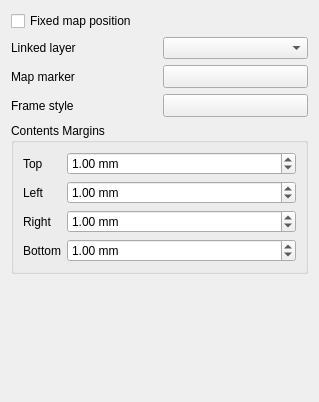
Qt form src/ui/qgsannotationwidgetbase.ui (nextgis/nextgisqgis) before a commit.
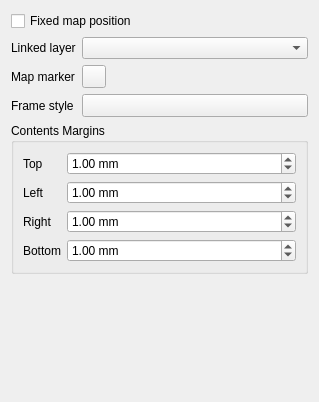
The same form after that commit. Custom widgets are drawn as their Qt base class.

```diff
--- a/src/ui/qgsannotationwidgetbase.ui
+++ b/src/ui/qgsannotationwidgetbase.ui
@@ -14,37 +14,7 @@
    <string notr="true">Form</string>
   </property>
   <layout class="QGridLayout" name="gridLayout">
-   <item row="3" column="1">
-    <widget class="QgsSymbolButton" name="mFrameStyleButton">
-     <property name="sizePolicy">
-      <sizepolicy hsizetype="Preferred" vsizetype="Fixed">
-       <horstretch>0</horstretch>
-       <verstretch>0</verstretch>
-      </sizepolicy>
-     </property>
-     <property name="text">
-      <string/>
-     </property>
-    </widget>
-   </item>
-   <item row="3" column="0">
-    <widget class="QLabel" name="mMapMarkerLabel_3">
-     <property name="text">
-      <string>Frame style</string>
-     </property>
-     <property name="buddy">
-      <cstring>mMapMarkerButton</cstring>
-     </property>
-    </widget>
-   </item>
-   <item row="0" column="0" colspan="2">
-    <widget class="QCheckBox" name="mMapPositionFixedCheckBox">
-     <property name="text">
-      <string>Fixed map position</string>
-     </property>
-    </widget>
-   </item>
-   <item row="5" column="0" colspan="2">
+   <item row="6" column="0" colspan="2">
     <widget class="QgsCollapsibleGroupBox" name="mMarginsGroupBox">
      <property name="title">
       <string>Contents Margins</string>
@@ -181,7 +151,47 @@
      </layout>
     </widget>
    </item>
-   <item row="6" column="1">
+   <item row="0" column="0" colspan="2">
+    <widget class="QCheckBox" name="mMapPositionFixedCheckBox">
+     <property name="text">
+      <string>Fixed map position</string>
+     </property>
+    </widget>
+   </item>
+   <item row="4" column="1">
+    <widget class="QgsSymbolButton" name="mFrameStyleButton">
+     <property name="sizePolicy">
+      <sizepolicy hsizetype="Preferred" vsizetype="Fixed">
+       <horstretch>0</horstretch>
+       <verstretch>0</verstretch>
+      </sizepolicy>
+     </property>
+     <property name="text">
+      <string/>
+     </property>
+    </widget>
+   </item>
+   <item row="1" column="0">
+    <widget class="QLabel" name="mMapMarkerLabel_2">
+     <property name="text">
+      <string>Linked layer</string>
+     </property>
+     <property name="buddy">
+      <cstring>mMapMarkerButton</cstring>
+     </property>
+    </widget>
+   </item>
+   <item row="4" column="0">
+    <widget class="QLabel" name="mMapMarkerLabel_3">
+     <property name="text">
+      <string>Frame style</string>
+     </property>
+     <property name="buddy">
+      <cstring>mMapMarkerButton</cstring>
+     </property>
+    </widget>
+   </item>
+   <item row="7" column="1">
     <spacer name="verticalSpacer">
      <property name="orientation">
       <enum>Qt::Vertical</enum>
@@ -201,6 +211,39 @@
      </property>
     </widget>
    </item>
+   <item row="2" column="1">
+    <layout class="QHBoxLayout" name="horizontalLayout">
+     <property name="topMargin">
+      <number>0</number>
+     </property>
+     <item>
+      <widget class="QgsSymbolButton" name="mMapMarkerButton">
+       <property name="sizePolicy">
+        <sizepolicy hsizetype="Preferred" vsizetype="Fixed">
+         <horstretch>0</horstretch>
+         <verstretch>0</verstretch>
+        </sizepolicy>
+       </property>
+       <property name="text">
+        <string/>
+       </property>
+      </widget>
+     </item>
+     <item>
+      <spacer name="horizontalSpacer">
+       <property name="orientation">
+        <enum>Qt::Horizontal</enum>
+       </property>
+       <property name="sizeHint" stdset="0">
+        <size>
+         <width>40</width>
+         <height>20</height>
+        </size>
+       </property>
+      </spacer>
+     </item>
+    </layout>
+   </item>
    <item row="2" column="0">
     <widget class="QLabel" name="mMapMarkerLabel">
      <property name="text">
@@ -211,42 +254,19 @@
      </property>
     </widget>
    </item>
-   <item row="2" column="1">
-    <widget class="QgsSymbolButton" name="mMapMarkerButton">
-     <property name="sizePolicy">
-      <sizepolicy hsizetype="Preferred" vsizetype="Fixed">
-       <horstretch>0</horstretch>
-       <verstretch>0</verstretch>
-      </sizepolicy>
-     </property>
-     <property name="text">
-      <string/>
-     </property>
-    </widget>
-   </item>
-   <item row="1" column="0">
-    <widget class="QLabel" name="mMapMarkerLabel_2">
-     <property name="text">
-      <string>Linked layer</string>
-     </property>
-     <property name="buddy">
-      <cstring>mMapMarkerButton</cstring>
-     </property>
-    </widget>
-   </item>
   </layout>
  </widget>
  <customwidgets>
-  <customwidget>
-   <class>QgsMapLayerComboBox</class>
-   <extends>QComboBox</extends>
-   <header location="global">qgsmaplayercombobox.h</header>
-  </customwidget>
   <customwidget>
    <class>QgsDoubleSpinBox</class>
    <extends>QDoubleSpinBox</extends>
    <header>qgsdoublespinbox.h</header>
   </customwidget>
+  <customwidget>
+   <class>QgsSymbolButton</class>
+   <extends>QToolButton</extends>
+   <header>qgssymbolbutton.h</header>
+  </customwidget>
   <customwidget>
    <class>QgsCollapsibleGroupBox</class>
    <extends>QGroupBox</extends>
@@ -254,9 +274,9 @@
    <container>1</container>
   </customwidget>
   <customwidget>
-   <class>QgsSymbolButton</class>
-   <extends>QToolButton</extends>
-   <header>qgssymbolbutton.h</header>
+   <class>QgsMapLayerComboBox</class>
+   <extends>QComboBox</extends>
+   <header location="global">qgsmaplayercombobox.h</header>
   </customwidget>
  </customwidgets>
  <tabstops>
```
Left out of the diff: 5 changed lines with no effect on the pictures.
